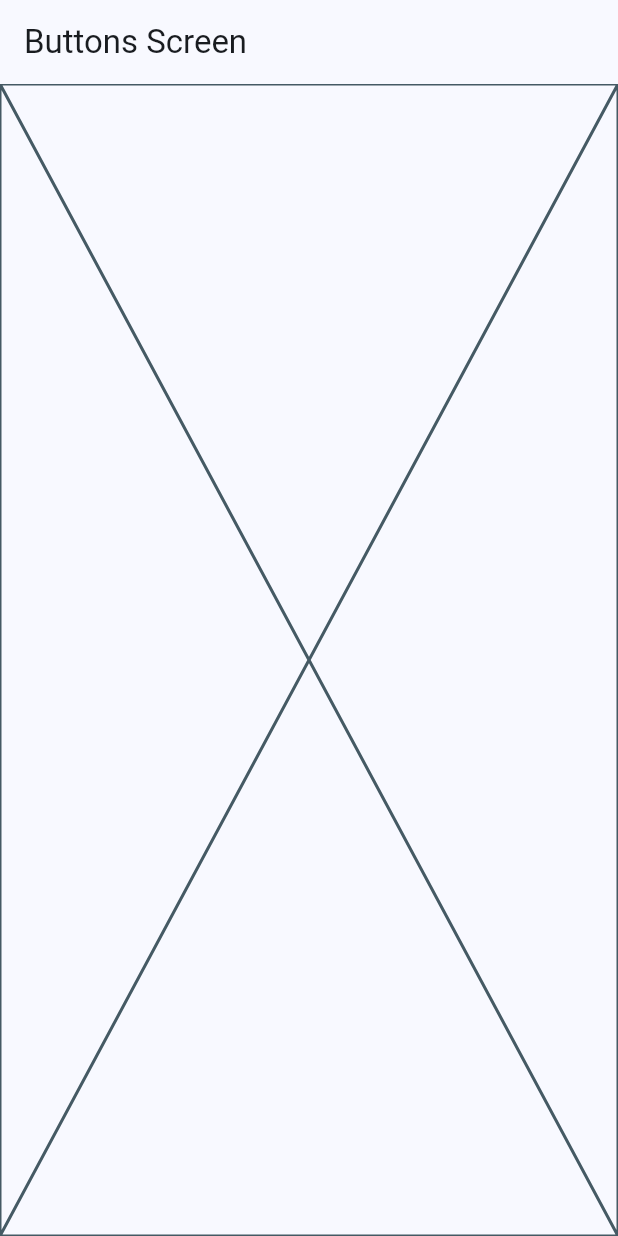
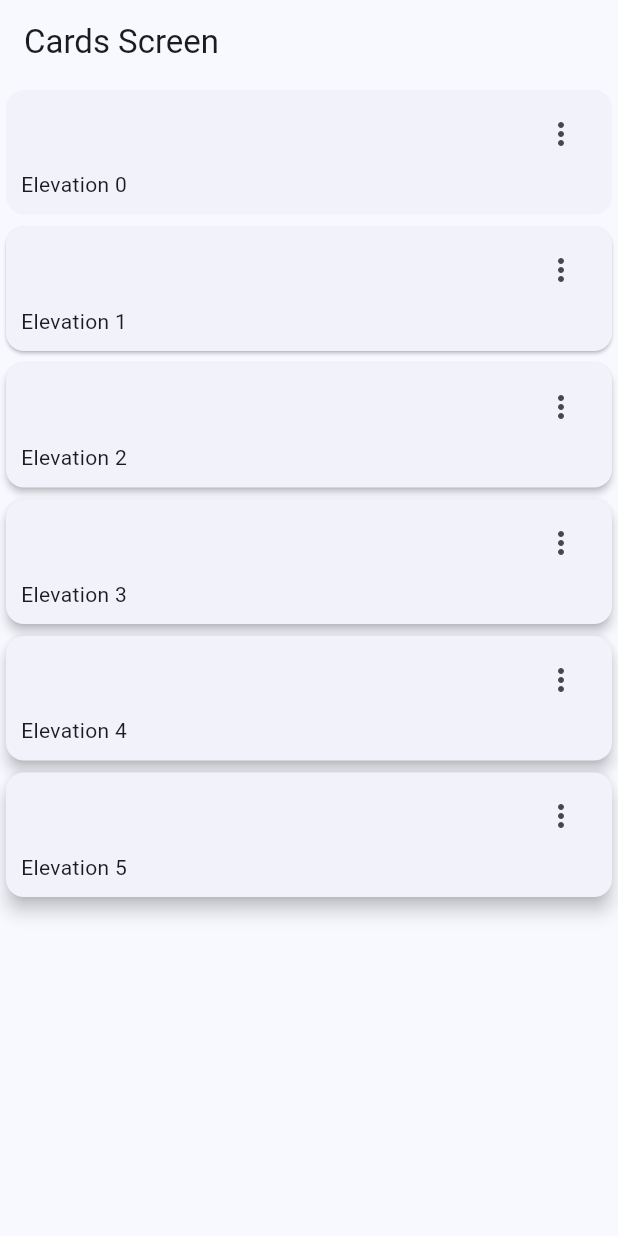
Before and after one commit to racMart00/widget_app, a Flutter app: the CardsScreen screen opened by its route, on a phone screen of 412 x 824 dp. Run offline on Flutter 3.47's test engine with Material 3 defaults, Android fonts, the phone set to English and light mode, and no system bars; our stand-ins replace go_router.

Commit message:
012 Cards

```diff
--- a/lib/presentation/screens/cards/cards_screen.dart
+++ b/lib/presentation/screens/cards/cards_screen.dart
@@ -1,4 +1,13 @@
 import 'package:flutter/material.dart';
+
+const cards = <Map<String, dynamic>>[
+  { 'elevation': 0.0, 'label': 'Elevation 0' },
+  { 'elevation': 1.0, 'label': 'Elevation 1' },
+  { 'elevation': 2.0, 'label': 'Elevation 2' },
+  { 'elevation': 3.0, 'label': 'Elevation 3' },
+  { 'elevation': 4.0, 'label': 'Elevation 4' },
+  { 'elevation': 5.0, 'label': 'Elevation 5' },
+];
 
 class CardsScreen extends StatelessWidget {
   static const String name = 'cards_screen';
@@ -9,9 +18,59 @@
   Widget build(BuildContext context) {
     return Scaffold(
       appBar: AppBar(
-        title: const Text('Buttons Screen'),
+        title: const Text('Cards Screen'),
       ),
-      body: const Placeholder(),
+      body: const _CardsView(),
     );
   }
 }
+
+class _CardsView extends StatelessWidget {
+  const _CardsView();
+
+  @override
+  Widget build(BuildContext context) {
+    return SingleChildScrollView(
+      child: Column(
+        children: [
+          ...cards.map((card) => _CardType1(label:card['label'], elevation: card['elevation'])),
+        ],
+      ),
+    );
+  }
+}
+
+class _CardType1 extends StatelessWidget {
+  final String label;
+  final double elevation;
+
+  const _CardType1({
+    required this.label,
+    required this.elevation
+  });
+
+  @override
+  Widget build(BuildContext context) {
+    return Card(
+      elevation: elevation,
+      child: Padding(
+        padding: const EdgeInsets.fromLTRB( 10, 5, 10, 10 ),
+        child: Column(
+          children: [
+            Align(
+              alignment: Alignment.topRight,
+              child: IconButton(
+                onPressed: (){},
+                icon: const Icon( Icons.more_vert_outlined ),
+              ),
+            ),
+            Align(
+              alignment: Alignment.bottomLeft,
+              child: Text( label ),
+            ),
+          ],
+        ),
+      ),
+    );
+  }
+}
```
